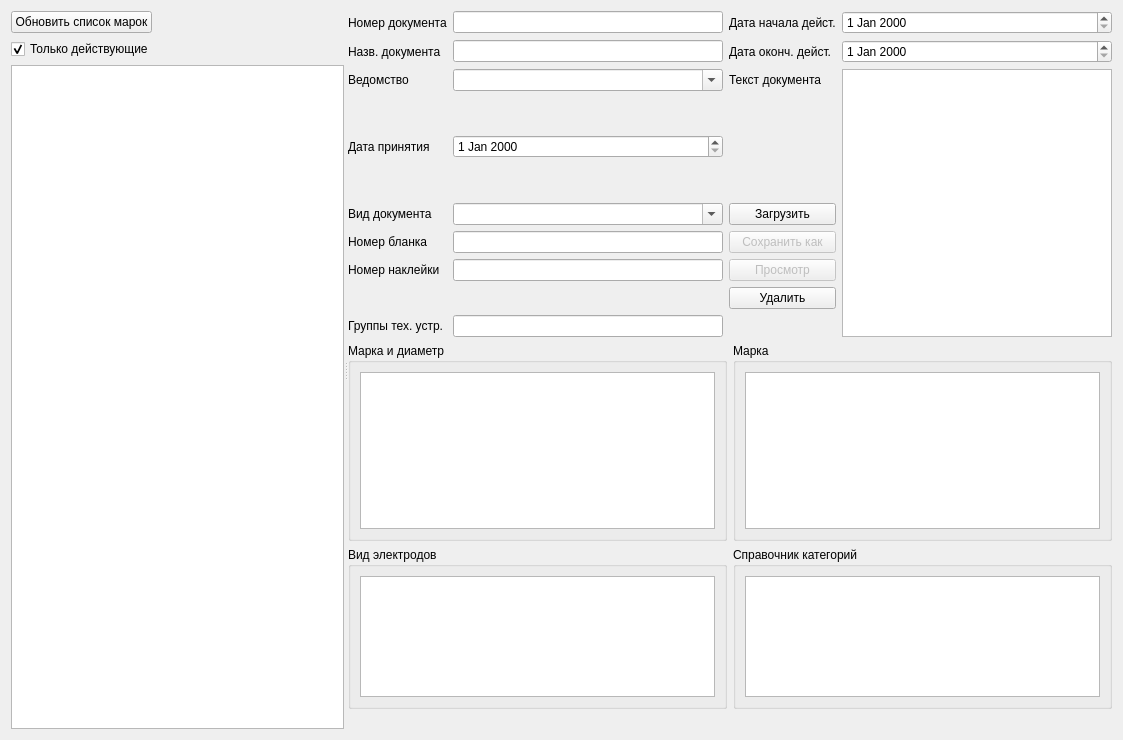
First picture: the form in formdoc.ui, repository Sergeyego/el_sert, before the edit.
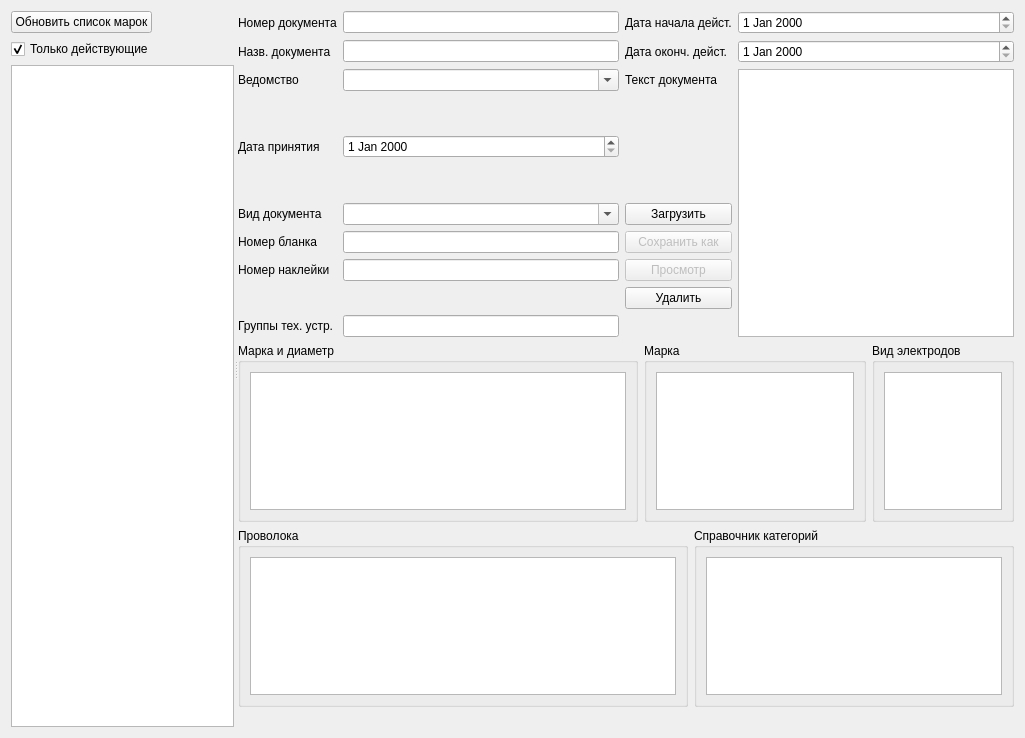
Second picture: the form after the edit. Icons and pictures are not drawn. Custom widgets are drawn as their Qt base class.

Commit message: Обновлена выгрузка, добавлена проволока в сертификаты

```diff
--- a/formdoc.ui
+++ b/formdoc.ui
@@ -6,8 +6,8 @@
    <rect>
     <x>0</x>
     <y>0</y>
-    <width>1123</width>
-    <height>740</height>
+    <width>1025</width>
+    <height>738</height>
    </rect>
   </property>
   <property name="windowTitle">
@@ -64,7 +64,7 @@
        </item>
       </layout>
      </widget>
-     <widget class="QWidget" name="layoutWidget">
+     <widget class="QWidget" name="">
       <layout class="QVBoxLayout" name="verticalLayout_5">
        <item>
         <layout class="QGridLayout" name="gridLayout">
@@ -254,33 +254,15 @@
         </layout>
        </item>
        <item>
-        <layout class="QGridLayout" name="gridLayout_2">
-         <item row="0" column="1">
-          <widget class="QGroupBox" name="groupBox_2">
-           <property name="title">
-            <string>Марка</string>
-           </property>
-           <layout class="QVBoxLayout" name="verticalLayout_3">
-            <item>
-             <widget class="DbViewer" name="tableViewEl"/>
-            </item>
-           </layout>
-          </widget>
-         </item>
-         <item row="1" column="1" rowspan="2">
-          <widget class="QGroupBox" name="groupBox_4">
-           <property name="title">
-            <string>Справочник категорий</string>
-           </property>
-           <layout class="QVBoxLayout" name="verticalLayout_4">
-            <item>
-             <widget class="DbViewer" name="tableVieewGrade"/>
-            </item>
-           </layout>
-          </widget>
-         </item>
-         <item row="0" column="0">
+        <layout class="QHBoxLayout" name="horizontalLayout_2">
+         <item>
           <widget class="QGroupBox" name="groupBox_3">
+           <property name="minimumSize">
+            <size>
+             <width>400</width>
+             <height>0</height>
+            </size>
+           </property>
            <property name="title">
             <string>Марка и диаметр</string>
            </property>
@@ -291,8 +273,26 @@
            </layout>
           </widget>
          </item>
-         <item row="1" column="0" rowspan="2">
+         <item>
+          <widget class="QGroupBox" name="groupBox_2">
+           <property name="title">
+            <string>Марка</string>
+           </property>
+           <layout class="QVBoxLayout" name="verticalLayout_3">
+            <item>
+             <widget class="DbViewer" name="tableViewEl"/>
+            </item>
+           </layout>
+          </widget>
+         </item>
+         <item>
           <widget class="QGroupBox" name="groupBox">
+           <property name="maximumSize">
+            <size>
+             <width>200</width>
+             <height>16777215</height>
+            </size>
+           </property>
            <property name="title">
             <string>Вид электродов</string>
            </property>
@@ -305,6 +305,40 @@
          </item>
         </layout>
        </item>
+       <item>
+        <layout class="QHBoxLayout" name="horizontalLayout_3">
+         <item>
+          <widget class="QGroupBox" name="groupBoxWire">
+           <property name="title">
+            <string>Проволока</string>
+           </property>
+           <layout class="QVBoxLayout" name="verticalLayout_8">
+            <item>
+             <widget class="DbViewer" name="tableViewWire"/>
+            </item>
+           </layout>
+          </widget>
+         </item>
+         <item>
+          <widget class="QGroupBox" name="groupBox_4">
+           <property name="maximumSize">
+            <size>
+             <width>320</width>
+             <height>16777215</height>
+            </size>
+           </property>
+           <property name="title">
+            <string>Справочник категорий</string>
+           </property>
+           <layout class="QVBoxLayout" name="verticalLayout_4">
+            <item>
+             <widget class="DbViewer" name="tableVieewGrade"/>
+            </item>
+           </layout>
+          </widget>
+         </item>
+        </layout>
+       </item>
        <item>
         <layout class="QHBoxLayout" name="horizontalLayoutMap">
          <item>
```
The commit also changes 5 other files.
